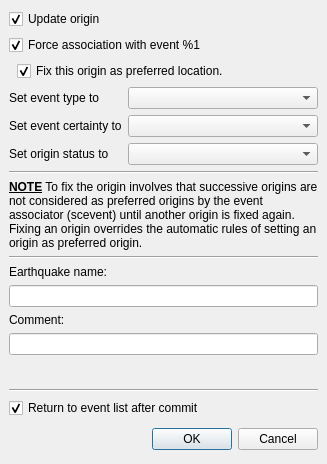
Qt form src/gui-qt4/libs/seiscomp3/gui/datamodel/originlocatorview_commit.ui (SeisComP/common) before a commit.
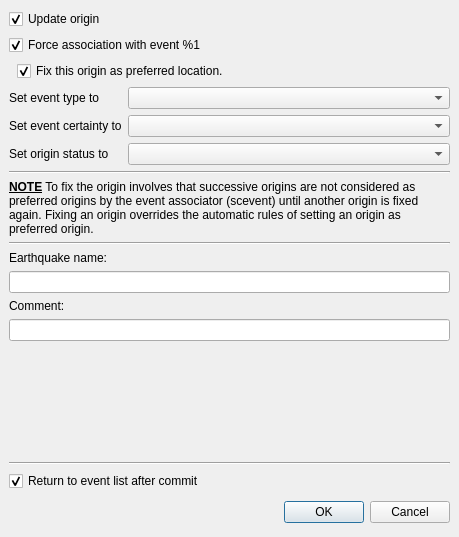
The same form after that commit.

Commit message: [scolv] Add configuration of event association button of commit with additional options popup

Patch:
```diff
--- a/src/gui-qt4/libs/seiscomp3/gui/datamodel/originlocatorview_commit.ui
+++ b/src/gui-qt4/libs/seiscomp3/gui/datamodel/originlocatorview_commit.ui
@@ -8,8 +8,8 @@
    <rect>
     <x>0</x>
     <y>0</y>
-    <width>327</width>
-    <height>464</height>
+    <width>459</width>
+    <height>537</height>
    </rect>
   </property>
   <property name="windowTitle" >
```
Left out of the diff: 2 changed lines with no effect on the pictures. The commit also changes 1 other file.
